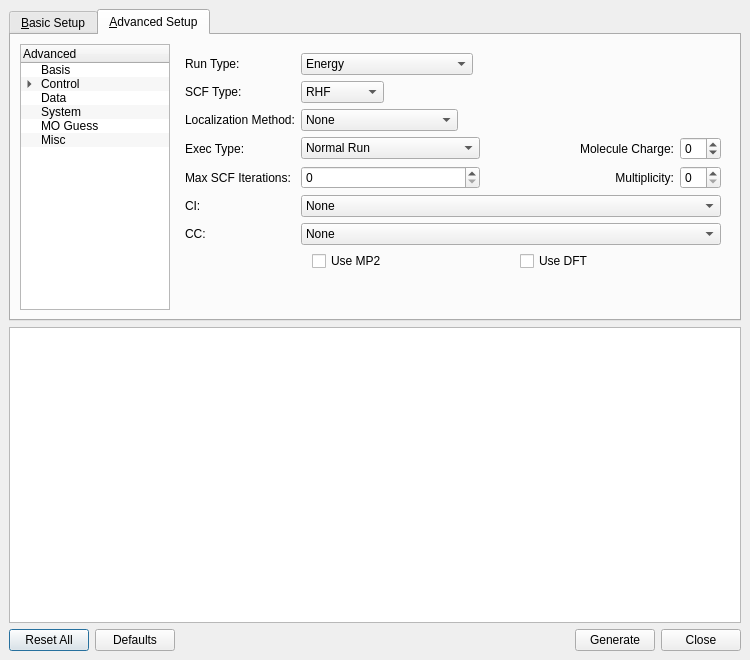
Old version of the form libavogadro/src/extensions/gamessinputdialog.ui in the repository cryos/avogadro.
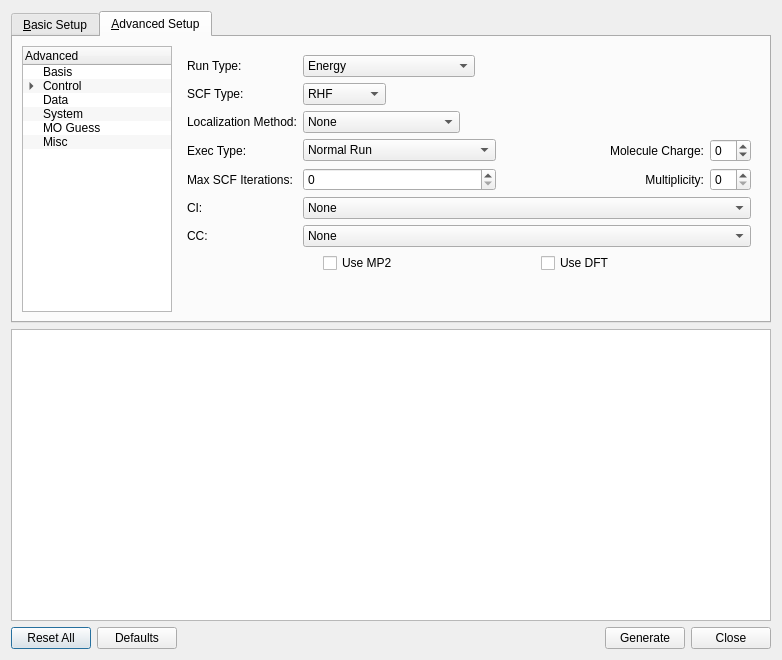
New version of the form. The open tabs and pages were chosen to show the change.

Commit message: I like more precision in my input files. I also like yellow hydrogen bonds

Diff of the .ui file:
```diff
--- a/libavogadro/src/extensions/gamessinputdialog.ui
+++ b/libavogadro/src/extensions/gamessinputdialog.ui
@@ -1,27 +1,21 @@
 <ui version="4.0" >
  <class>GamessInputDialog</class>
- <widget class="QDialog" name="GamessInputDialog" >
-  <property name="geometry" >
+ <widget class="QDialog" name="GamessInputDialog">
+  <property name="geometry">
    <rect>
     <x>0</x>
     <y>0</y>
-    <width>750</width>
+    <width>782</width>
     <height>660</height>
    </rect>
   </property>
   <property name="windowTitle" >
    <string>GAMESS Input</string>
   </property>
-  <layout class="QGridLayout" >
-   <property name="margin" >
-    <number>9</number>
-   </property>
-   <property name="spacing" >
-    <number>6</number>
-   </property>
-   <item row="0" column="0" >
-    <widget class="QTabWidget" name="modeTab" >
-     <property name="currentIndex" >
+  <layout class="QGridLayout">
+   <item row="0" column="0">
+    <widget class="QTabWidget" name="modeTab">
+     <property name="currentIndex">
       <number>0</number>
      </property>
      <widget class="QWidget" name="basicWidget" >
@@ -459,25 +453,11 @@
        </item>
       </layout>
      </widget>
-     <widget class="QWidget" name="advancedWidget" >
-      <property name="geometry" >
-       <rect>
-        <x>0</x>
-        <y>0</y>
-        <width>960</width>
-        <height>480</height>
-       </rect>
-      </property>
-      <attribute name="title" >
+     <widget class="QWidget" name="advancedWidget">
+      <attribute name="title">
        <string>&amp;Advanced Setup</string>
       </attribute>
-      <layout class="QHBoxLayout" >
-       <property name="spacing" >
-        <number>6</number>
-       </property>
-       <property name="margin" >
-        <number>9</number>
-       </property>
+      <layout class="QHBoxLayout">
        <item>
         <widget class="QTreeWidget" name="navigationTree" >
          <property name="minimumSize" >
@@ -982,37 +962,17 @@
            </item>
           </layout>
          </widget>
-         <widget class="QWidget" name="controlWidget" >
-          <property name="geometry" >
-           <rect>
-            <x>0</x>
-            <y>0</y>
-            <width>100</width>
-            <height>30</height>
-           </rect>
-          </property>
-          <layout class="QGridLayout" >
-           <property name="margin" >
-            <number>9</number>
-           </property>
-           <property name="spacing" >
-            <number>6</number>
-           </property>
-           <item row="4" column="0" >
-            <widget class="QLabel" name="label_30" >
-             <property name="text" >
+         <widget class="QWidget" name="controlWidget">
+          <layout class="QGridLayout">
+           <item row="4" column="0">
+            <widget class="QLabel" name="label_30">
+             <property name="text">
               <string>Max SCF Iterations:</string>
              </property>
             </widget>
            </item>
-           <item row="0" column="1" >
-            <layout class="QHBoxLayout" >
-             <property name="spacing" >
-              <number>6</number>
-             </property>
-             <property name="margin" >
-              <number>0</number>
-             </property>
+           <item row="0" column="1">
+            <layout class="QHBoxLayout">
              <item>
               <widget class="QComboBox" name="controlRunCombo" >
                <item>
@@ -1142,14 +1102,8 @@
              </item>
             </layout>
            </item>
-           <item row="1" column="1" >
-            <layout class="QHBoxLayout" >
-             <property name="spacing" >
-              <number>6</number>
-             </property>
-             <property name="margin" >
-              <number>0</number>
-             </property>
+           <item row="1" column="1">
+            <layout class="QHBoxLayout">
              <item>
               <widget class="QComboBox" name="controlSCFCombo" >
                <item>
@@ -1199,14 +1153,8 @@
              </item>
             </layout>
            </item>
-           <item row="2" column="1" >
-            <layout class="QHBoxLayout" >
-             <property name="spacing" >
-              <number>6</number>
-             </property>
-             <property name="margin" >
-              <number>0</number>
-             </property>
+           <item row="2" column="1">
+            <layout class="QHBoxLayout">
              <item>
               <widget class="QComboBox" name="controlLocalizationCombo" >
                <item>
@@ -1372,14 +1320,8 @@
              </item>
             </widget>
            </item>
-           <item row="4" column="1" >
-            <layout class="QHBoxLayout" >
-             <property name="spacing" >
-              <number>6</number>
-             </property>
-             <property name="margin" >
-              <number>0</number>
-             </property>
+           <item row="4" column="1">
+            <layout class="QHBoxLayout">
              <item>
               <widget class="QSpinBox" name="controlMaxSCFSpin" />
              </item>
@@ -1411,14 +1353,8 @@
              </item>
             </layout>
            </item>
-           <item row="3" column="1" >
-            <layout class="QHBoxLayout" >
-             <property name="spacing" >
-              <number>6</number>
-             </property>
-             <property name="margin" >
-              <number>0</number>
-             </property>
+           <item row="3" column="1">
+            <layout class="QHBoxLayout">
              <item>
               <widget class="QComboBox" name="controlExecCombo" >
                <item>
@@ -1478,14 +1414,8 @@
              </property>
             </widget>
            </item>
-           <item row="7" column="0" colspan="3" >
-            <layout class="QHBoxLayout" >
-             <property name="spacing" >
-              <number>6</number>
-             </property>
-             <property name="margin" >
-              <number>0</number>
-             </property>
+           <item row="7" column="0" colspan="3">
+            <layout class="QHBoxLayout">
              <item>
               <spacer>
                <property name="orientation" >
@@ -3422,14 +3352,8 @@
      </widget>
     </widget>
    </item>
-   <item row="2" column="0" >
-    <layout class="QHBoxLayout" >
-     <property name="spacing" >
-      <number>6</number>
-     </property>
-     <property name="margin" >
-      <number>0</number>
-     </property>
+   <item row="2" column="0">
+    <layout class="QHBoxLayout">
      <item>
       <widget class="QPushButton" name="resetAllButton" >
        <property name="text" >
@@ -3484,6 +3408,12 @@
        <verstretch>1</verstretch>
       </sizepolicy>
      </property>
+     <property name="font">
+      <font>
+       <family>Monaco</family>
+       <pointsize>12</pointsize>
+      </font>
+     </property>
     </widget>
    </item>
   </layout>
```
Left out of the diff: 2055 changed lines with no effect on the pictures. The commit also changes 2 other files.
